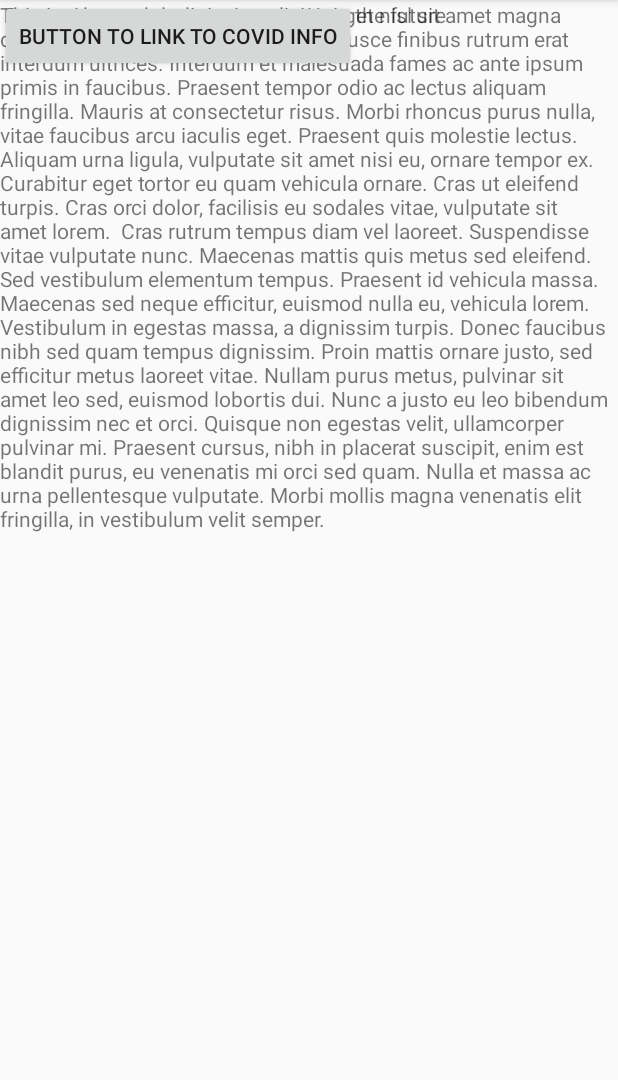
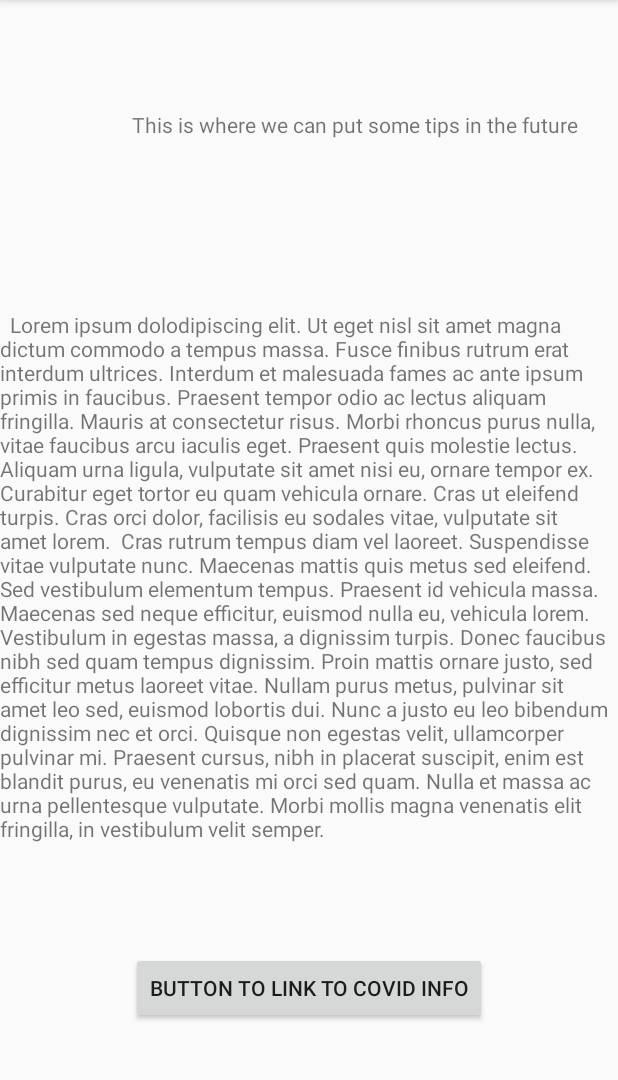
Before and after one commit to StephenWhelan/FortifyEdge, an Android app: the fragment HealthTipsFragment shown on its own in the app's theme, on a phone screen of 412 x 824 dp, the part 84-1164 px from its top. Run offline under Robolectric (Android 15) with nearby library versions, the phone set to English and light mode, and no system bars.

Commit message:
added health tips option to menu instead of slideshow

```diff
--- a/app/src/main/java/com/example/covidcapstone/MainActivity.kt
+++ b/app/src/main/java/com/example/covidcapstone/MainActivity.kt
@@ -35,7 +35,7 @@ class MainActivity : AppCompatActivity() {
         // Passing each menu ID as a set of Ids because each
         // menu should be considered as top level destinations.
         appBarConfiguration = AppBarConfiguration(setOf(
-                R.id.nav_home, R.id.nav_gallery, R.id.nav_slideshow), drawerLayout)
+                R.id.nav_home, R.id.nav_gallery, R.id.nav_healthTips), drawerLayout)
         setupActionBarWithNavController(navController, appBarConfiguration)
         navView.setupWithNavController(navController)
     }
--- a/app/src/main/java/com/example/covidcapstone/ui/slideshow/SlideshowFragment.kt
+++ b/app/src/main/java/com/example/covidcapstone/ui/health_tips/HealthTipsFragment.kt
@@ -1,4 +1,4 @@
-package com.example.covidcapstone.ui.slideshow
+package com.example.covidcapstone.ui.health_tips
 
 import android.os.Bundle
 import android.view.LayoutInflater
@@ -10,21 +10,21 @@ import androidx.lifecycle.Observer
 import androidx.lifecycle.ViewModelProviders
 import com.example.covidcapstone.R
 
-class SlideshowFragment : Fragment() {
+class HealthTipsFragment : Fragment() {
 
-    private lateinit var slideshowViewModel: SlideshowViewModel
+    private lateinit var healthTipsViewModel: HealthTipsViewModel
 
     override fun onCreateView(
             inflater: LayoutInflater,
             container: ViewGroup?,
             savedInstanceState: Bundle?
     ): View? {
-        slideshowViewModel =
-                ViewModelProviders.of(this).get(SlideshowViewModel::class.java)
+        healthTipsViewModel =
+                ViewModelProviders.of(this).get(HealthTipsViewModel::class.java)
         val root = inflater.inflate(R.layout.fragment_healthtips, container, false)
-        val textView: TextView = root.findViewById(R.id.text_gallery)
-        slideshowViewModel.text.observe(viewLifecycleOwner, Observer {
-            textView.text = it
+        val textView: TextView? = root.findViewById(R.id.text_gallery)
+        healthTipsViewModel.text.observe(viewLifecycleOwner, Observer {
+            textView?.text = it
         })
         return root
     }
--- a/app/src/main/java/com/example/covidcapstone/ui/slideshow/SlideshowViewModel.kt
+++ b/app/src/main/java/com/example/covidcapstone/ui/health_tips/HealthTipsViewModel.kt
@@ -1,13 +1,13 @@
-package com.example.covidcapstone.ui.slideshow
+package com.example.covidcapstone.ui.health_tips
 
 import androidx.lifecycle.LiveData
 import androidx.lifecycle.MutableLiveData
 import androidx.lifecycle.ViewModel
 
-class SlideshowViewModel : ViewModel() {
+class HealthTipsViewModel : ViewModel() {
 
     private val _text = MutableLiveData<String>().apply {
-        value = "This is slideshow Fragment"
+        value = "This is health tips Fragment"
     }
     val text: LiveData<String> = _text
 }
--- a/app/src/main/res/layout/fragment_healthtips.xml
+++ b/app/src/main/res/layout/fragment_healthtips.xml
@@ -4,29 +4,51 @@
     xmlns:tools="http://schemas.android.com/tools"
     android:layout_width="match_parent"
     android:layout_height="match_parent"
-    tools:context=".ui.slideshow.healthTipsFragment">
+    tools:context=".ui.health_tips.HealthTipsFragment">
 
     <TextView
         android:id="@+id/textView2"
         android:layout_width="wrap_content"
         android:layout_height="wrap_content"
+        android:layout_marginStart="88dp"
+        android:layout_marginLeft="88dp"
+        android:layout_marginTop="73dp"
+        android:layout_marginEnd="25dp"
+        android:layout_marginRight="25dp"
+        android:layout_marginBottom="639dp"
         android:text="This is where we can put some tips in the future"
-        tools:layout_editor_absoluteX="88dp"
-        tools:layout_editor_absoluteY="73dp" />
+        app:layout_constraintBottom_toBottomOf="parent"
+        app:layout_constraintEnd_toEndOf="parent"
+        app:layout_constraintHorizontal_bias="0.0"
+        app:layout_constraintStart_toStartOf="parent"
+        app:layout_constraintTop_toTopOf="parent"
+        app:layout_constraintVertical_bias="0.0" />
 
     <Button
         android:id="@+id/button"
         android:layout_width="wrap_content"
         android:layout_height="wrap_content"
+        android:layout_marginStart="89dp"
+        android:layout_marginLeft="89dp"
+        android:layout_marginTop="616dp"
+        android:layout_marginEnd="89dp"
+        android:layout_marginRight="89dp"
+        android:layout_marginBottom="67dp"
         android:text="Button to link to COVID info"
-        tools:layout_editor_absoluteX="89dp"
-        tools:layout_editor_absoluteY="616dp" />
+        app:layout_constraintBottom_toBottomOf="parent"
+        app:layout_constraintEnd_toEndOf="parent"
+        app:layout_constraintStart_toStartOf="parent"
+        app:layout_constraintTop_toTopOf="parent" />
 
     <TextView
         android:id="@+id/textView3"
         android:layout_width="wrap_content"
         android:layout_height="wrap_content"
+        android:layout_marginTop="184dp"
+        android:layout_marginBottom="184dp"
         android:text="  Lorem ipsum dolodipiscing elit. Ut eget nisl sit amet magna dictum commodo a tempus massa. Fusce finibus rutrum erat interdum ultrices. Interdum et malesuada fames ac ante ipsum primis in faucibus. Praesent tempor odio ac lectus aliquam fringilla. Mauris at consectetur risus. Morbi rhoncus purus nulla, vitae faucibus arcu iaculis eget. Praesent quis molestie lectus. Aliquam urna ligula, vulputate sit amet nisi eu, ornare tempor ex. Curabitur eget tortor eu quam vehicula ornare. Cras ut eleifend turpis. Cras orci dolor, facilisis eu sodales vitae, vulputate sit amet lorem.  Cras rutrum tempus diam vel laoreet. Suspendisse vitae vulputate nunc. Maecenas mattis quis metus sed eleifend. Sed vestibulum elementum tempus. Praesent id vehicula massa. Maecenas sed neque efficitur, euismod nulla eu, vehicula lorem. Vestibulum in egestas massa, a dignissim turpis. Donec faucibus nibh sed quam tempus dignissim. Proin mattis ornare justo, sed efficitur metus laoreet vitae. Nullam purus metus, pulvinar sit amet leo sed, euismod lobortis dui. Nunc a justo eu leo bibendum dignissim nec et orci. Quisque non egestas velit, ullamcorper pulvinar mi. Praesent cursus, nibh in placerat suscipit, enim est blandit purus, eu venenatis mi orci sed quam. Nulla et massa ac urna pellentesque vulputate. Morbi mollis magna venenatis elit fringilla, in vestibulum velit semper. "
-        tools:layout_editor_absoluteX="0dp"
-        tools:layout_editor_absoluteY="184dp" />
+        app:layout_constraintBottom_toBottomOf="parent"
+        app:layout_constraintEnd_toEndOf="parent"
+        app:layout_constraintStart_toStartOf="parent"
+        app:layout_constraintTop_toTopOf="parent" />
 </androidx.constraintlayout.widget.ConstraintLayout>
--- a/app/src/main/res/menu/activity_main_drawer.xml
+++ b/app/src/main/res/menu/activity_main_drawer.xml
@@ -13,8 +13,8 @@
             android:icon="@drawable/ic_menu_gallery"
             android:title="@string/menu_gallery" />
         <item
-            android:id="@+id/nav_slideshow"
+            android:id="@+id/nav_healthTips"
             android:icon="@drawable/ic_menu_healthtips"
-            android:title="@string/menu_slideshow" />
+            android:title="@string/menu_healthTips" />
     </group>
 </menu>
--- a/app/src/main/res/navigation/mobile_navigation.xml
+++ b/app/src/main/res/navigation/mobile_navigation.xml
@@ -19,7 +19,7 @@
 
     <fragment
         android:id="@+id/nav_healthTips"
-        android:name="com.example.covidcapstone.ui.slideshow.SlideshowFragment"
+        android:name="com.example.covidcapstone.ui.health_tips.HealthTipsFragment"
         android:label="@string/menu_healthTips"
         tools:layout="@layout/fragment_healthtips" />
 </navigation>
--- a/app/src/main/res/values/strings.xml
+++ b/app/src/main/res/values/strings.xml
@@ -7,6 +7,7 @@
     <string name="nav_header_desc">Navigation header</string>
     <string name="action_settings">Settings</string>
     <string name="notifications">Notifications</string>
+    <string name="placeholder">Placeholder text</string>
 
     <string name="menu_contactTracing">Contact Tracing</string>
     <string name="menu_gallery">Gallery</string>
```
